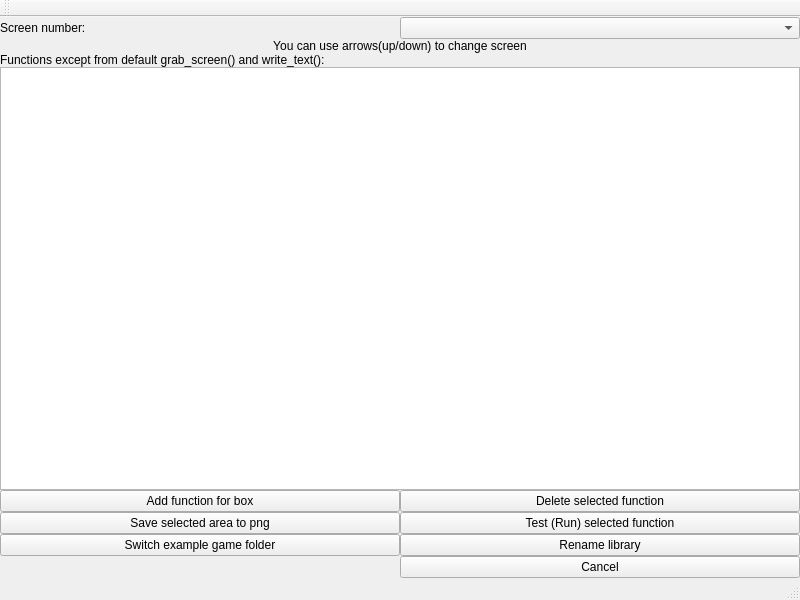
First picture: the form in Design/ScreenMapper.ui, repository Kanter666/Botter, before the edit.
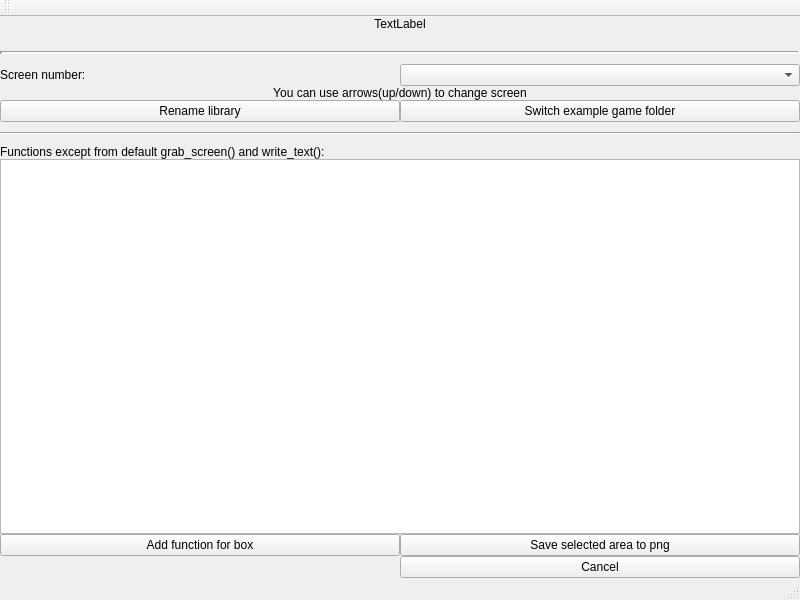
Second picture: the form after the edit.

Diff of the .ui file:
```diff
--- a/Design/ScreenMapper.ui
+++ b/Design/ScreenMapper.ui
@@ -39,41 +39,37 @@
     <property name="spacing">
      <number>0</number>
     </property>
-    <item row="1" column="1" colspan="2">
-     <widget class="QLabel" name="label_2">
+    <item row="0" column="1" colspan="2">
+     <widget class="QLabel" name="name_l">
       <property name="text">
-       <string>You can use arrows(up/down) to change screen</string>
+       <string>TextLabel</string>
+      </property>
+      <property name="textFormat">
+       <enum>Qt::RichText</enum>
       </property>
       <property name="alignment">
        <set>Qt::AlignCenter</set>
       </property>
      </widget>
     </item>
-    <item row="0" column="2">
+    <item row="9" column="2">
      <widget class="QComboBox" name="screens_cb"/>
     </item>
-    <item row="2" column="1" colspan="2">
-     <widget class="QLabel" name="label_3">
-      <property name="text">
-       <string>Functions except from default grab_screen() and write_text():</string>
-      </property>
-     </widget>
-    </item>
-    <item row="8" column="2">
+    <item row="23" column="2">
      <widget class="QPushButton" name="cancel_bt">
       <property name="text">
        <string>Cancel</string>
       </property>
      </widget>
     </item>
-    <item row="0" column="1">
+    <item row="9" column="1">
      <widget class="QLabel" name="label">
       <property name="text">
        <string>Screen number:</string>
       </property>
      </widget>
     </item>
-    <item row="3" column="1" colspan="2">
+    <item row="18" column="1" colspan="2">
      <widget class="QListWidget" name="box_function_lw">
       <property name="sizePolicy">
        <sizepolicy hsizetype="MinimumExpanding" vsizetype="Expanding">
@@ -83,48 +79,132 @@
       </property>
      </widget>
     </item>
-    <item row="4" column="2">
-     <widget class="QPushButton" name="delete_bt">
-      <property name="text">
-       <string>Delete selected function</string>
-      </property>
-     </widget>
-    </item>
-    <item row="4" column="1">
+    <item row="19" column="1">
      <widget class="QPushButton" name="add_function_bt">
       <property name="text">
        <string>Add function for box</string>
       </property>
      </widget>
     </item>
-    <item row="5" column="2">
-     <widget class="QPushButton" name="run_bt">
+    <item row="17" column="1" colspan="2">
+     <widget class="QLabel" name="label_3">
       <property name="text">
-       <string>Test (Run) selected function</string>
+       <string>Functions except from default grab_screen() and write_text():</string>
       </property>
      </widget>
     </item>
-    <item row="5" column="1">
+    <item row="19" column="2">
      <widget class="QPushButton" name="save_image_bt">
       <property name="text">
        <string>Save selected area to png</string>
       </property>
      </widget>
     </item>
-    <item row="6" column="1">
-     <widget class="QPushButton" name="switch_game_bt">
+    <item row="12" column="1">
+     <spacer name="verticalSpacer">
+      <property name="orientation">
+       <enum>Qt::Vertical</enum>
+      </property>
+      <property name="sizeType">
+       <enum>QSizePolicy::Minimum</enum>
+      </property>
+      <property name="sizeHint" stdset="0">
+       <size>
+        <width>20</width>
+        <height>10</height>
+       </size>
+      </property>
+     </spacer>
+    </item>
+    <item row="13" column="1" colspan="2">
+     <widget class="Line" name="line">
+      <property name="orientation">
+       <enum>Qt::Horizontal</enum>
+      </property>
+     </widget>
+    </item>
+    <item row="10" column="1" colspan="2">
+     <widget class="QLabel" name="label_2">
       <property name="text">
-       <string>Switch example game folder</string>
+       <string>You can use arrows(up/down) to change screen</string>
       </property>
+      <property name="alignment">
+       <set>Qt::AlignCenter</set>
+      </property>
      </widget>
     </item>
-    <item row="6" column="2">
+    <item row="1" column="1">
+     <spacer name="verticalSpacer_3">
+      <property name="orientation">
+       <enum>Qt::Vertical</enum>
+      </property>
+      <property name="sizeType">
+       <enum>QSizePolicy::Minimum</enum>
+      </property>
+      <property name="sizeHint" stdset="0">
+       <size>
+        <width>20</width>
+        <height>20</height>
+       </size>
+      </property>
+     </spacer>
+    </item>
+    <item row="14" column="1">
+     <spacer name="verticalSpacer_2">
+      <property name="orientation">
+       <enum>Qt::Vertical</enum>
+      </property>
+      <property name="sizeType">
+       <enum>QSizePolicy::Minimum</enum>
+      </property>
+      <property name="sizeHint" stdset="0">
+       <size>
+        <width>20</width>
+        <height>10</height>
+       </size>
+      </property>
+     </spacer>
+    </item>
+    <item row="3" column="1">
+     <spacer name="verticalSpacer_4">
+      <property name="orientation">
+       <enum>Qt::Vertical</enum>
+      </property>
+      <property name="sizeType">
+       <enum>QSizePolicy::Minimum</enum>
+      </property>
+      <property name="sizeHint" stdset="0">
+       <size>
+        <width>20</width>
+        <height>10</height>
+       </size>
+      </property>
+     </spacer>
+    </item>
+    <item row="2" column="1" colspan="2">
+     <widget class="Line" name="line_3">
+      <property name="lineWidth">
+       <number>3</number>
+      </property>
+      <property name="orientation">
+       <enum>Qt::Horizontal</enum>
+      </property>
+     </widget>
+    </item>
+    <item row="11" column="1">
      <widget class="QPushButton" name="change_name_bt">
       <property name="text">
        <string>Rename library</string>
       </property>
      </widget>
     </item>
+    <item row="11" column="2">
+     <widget class="QPushButton" name="switch_game_bt">
+      <property name="text">
+       <string>Switch example game folder</string>
+      </property>
+     </widget>
+    </item>
    </layout>
   </widget>
   <widget class="QMenuBar" name="menubar">
```
